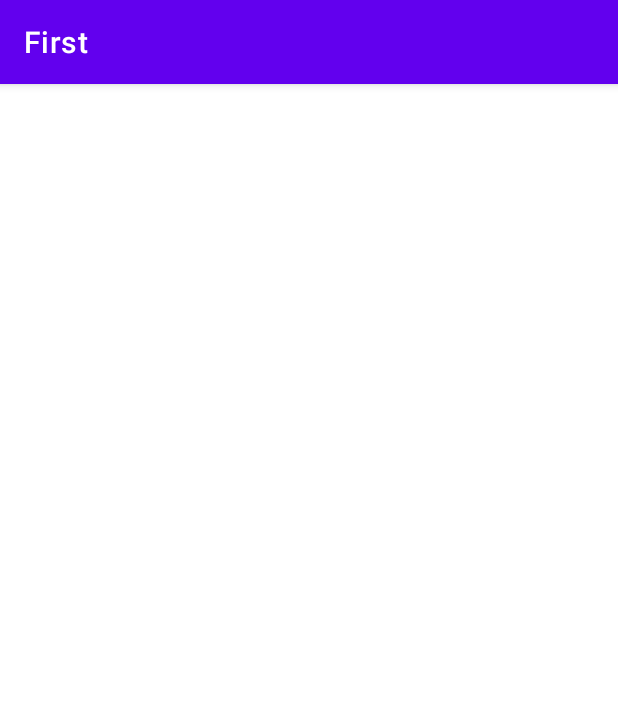
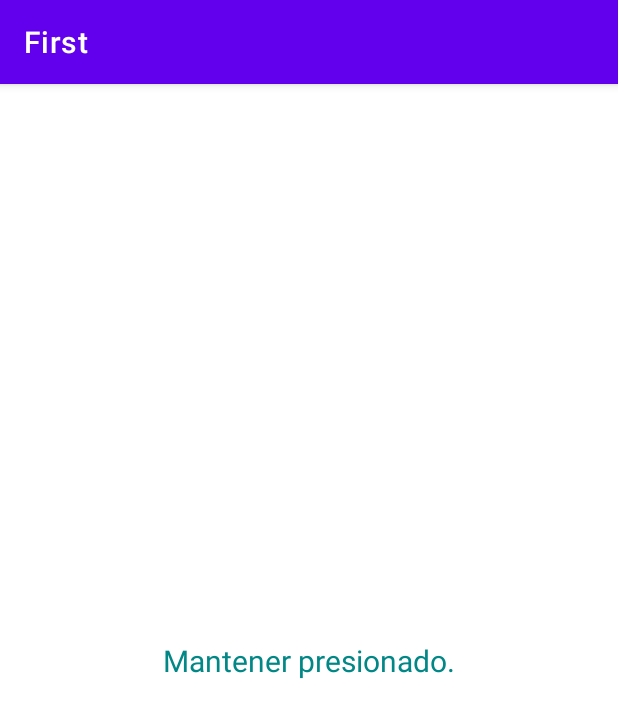
Before and after one commit to Wilson-Camacho/First, an Android app: the MainActivity screen opened directly, with no data from a screen before it, on a phone screen of 412 x 824 dp. Shown: the top 718 px of the screen. Run offline under Robolectric (Android 15) with nearby library versions, the phone set to English and light mode, and no system bars.

Commit message:
datos nuevos 11/11/2021

```diff
--- a/app/src/main/res/layout/activity_main.xml
+++ b/app/src/main/res/layout/activity_main.xml
@@ -4,6 +4,21 @@
     xmlns:tools="http://schemas.android.com/tools"
     android:layout_width="match_parent"
     android:layout_height="match_parent"
-    tools:context=".MainActivity">
+    tools:context=".MainActivity"
+    android:id="@+id/myMainActivityConstraint"
+    >
+
+    <TextView
+        android:id="@+id/textPress"
+        android:layout_width="wrap_content"
+        android:layout_height="wrap_content"
+        android:text="Mantener presionado."
+        app:layout_constraintBottom_toBottomOf="parent"
+        app:layout_constraintEnd_toEndOf="parent"
+        app:layout_constraintStart_toStartOf="parent"
+        app:layout_constraintTop_toTopOf="parent"
+        android:textSize="20dp"
+        android:textColor="@color/teal_700"
+        />
 
 </androidx.constraintlayout.widget.ConstraintLayout>
--- /dev/null
+++ b/app/src/main/res/menu/menu_context.xml
@@ -0,0 +1,15 @@
+<?xml version="1.0" encoding="utf-8"?>
+<menu xmlns:android="http://schemas.android.com/apk/res/android"
+    xmlns:app="http://schemas.android.com/apk/res-auto"
+    >
+    <item android:id="@+id/item1"
+        android:title="Copy"
+        app:showAsAction="always|withText"
+        />
+
+    <item android:id="@+id/item2"
+        android:title="Download"
+        app:showAsAction="always|withText"
+        />
+
+</menu>
```
Also changed, not shown: app/src/main/java/com/Wilson/first/MainActivity.java (+67 -0 lines), 1 other file.
